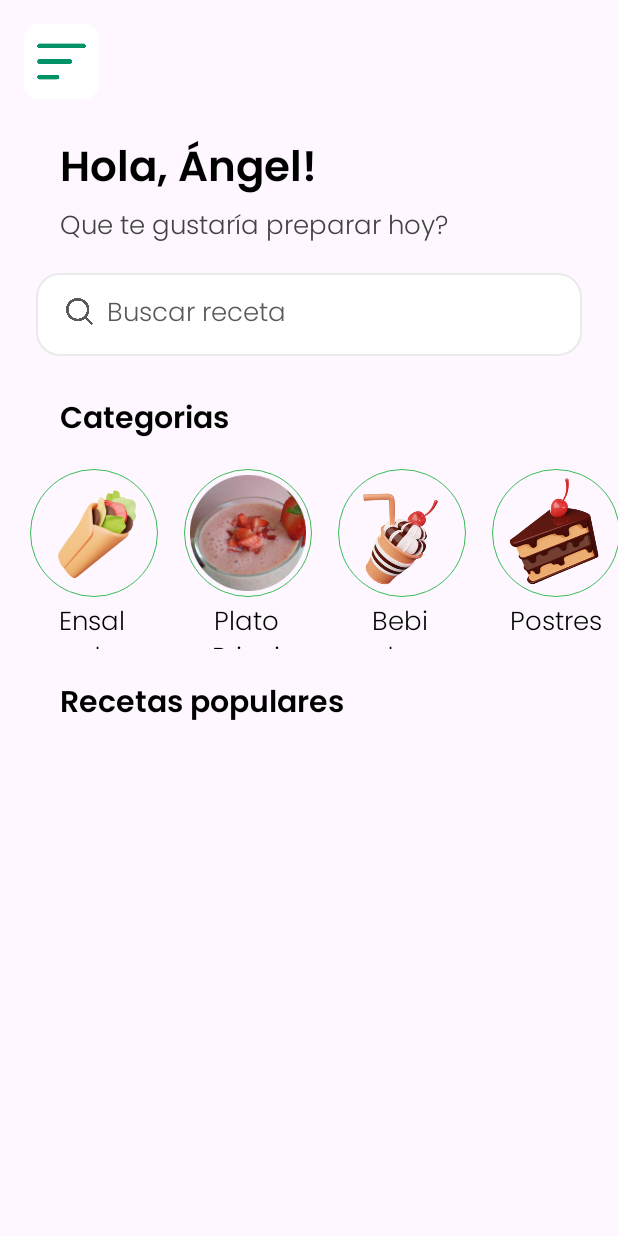
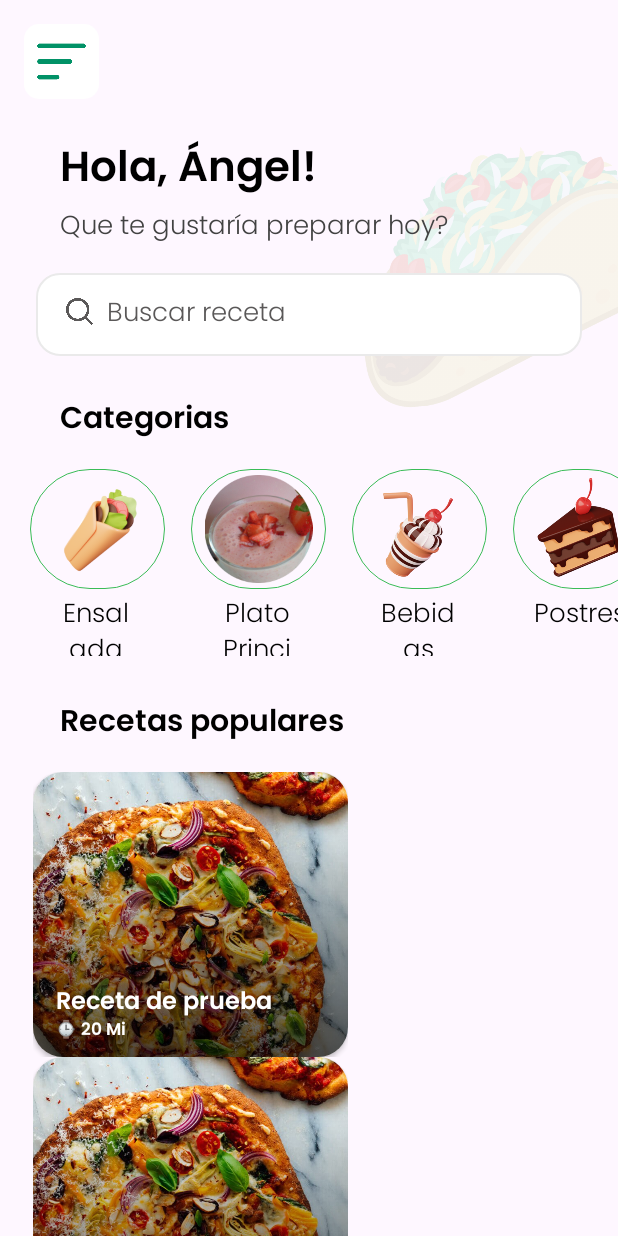
Before and after one commit to AngelMoldesM/ProyectoRecetas, an Android app: the layout fragment_home.xml on its own in the app's theme, with its tools: preview values and no code run, on a phone screen of 412 x 824 dp. Run offline under Robolectric (Android 15) with nearby library versions, the phone set to English and light mode, and no system bars.

Commit message:
WIP RecycleView

```diff
--- a/app/src/main/res/layout/fragment_home.xml
+++ b/app/src/main/res/layout/fragment_home.xml
@@ -18,7 +18,7 @@
         app:srcCompat="@drawable/menu_home" />
 
     <!--aqui un fondo viene bien, revisar-->
-<!--    <ImageView
+  <ImageView
         android:id="@+id/imageView2"
         android:layout_width="190dp"
         android:layout_height="190dp"
@@ -27,7 +27,7 @@
         android:rotation="-10"
         app:layout_constraintEnd_toEndOf="parent"
         app:layout_constraintTop_toTopOf="parent"
-        app:srcCompat="@drawable/home_assest1" />-->
+        app:srcCompat="@drawable/home_assest1" />
 
 
     <TextView
@@ -108,7 +108,7 @@
 
         <RelativeLayout
             android:layout_width="match_parent"
-            android:layout_height="135dp"
+            android:layout_height="140dp"
             android:orientation="vertical"
             android:paddingLeft="20dp"
             android:paddingRight="20dp">
@@ -210,11 +210,13 @@
         </RelativeLayout>
     </HorizontalScrollView>
 
+    <!--Mirar como implementar carrousel-->
+
     <TextView
         android:id="@+id/textView9"
         android:layout_width="270dp"
         android:layout_height="wrap_content"
-        android:layout_marginTop="20dp"
+        android:layout_marginTop="28dp"
         android:fontFamily="@font/poppins"
         android:text="@string/Recetas_populares"
         android:textColor="@color/black"
@@ -222,9 +224,8 @@
         app:layout_constraintStart_toStartOf="@+id/textView5"
         app:layout_constraintTop_toBottomOf="@+id/horizontalScrollView" />
 
-    <!--Mirar como implementar carrousel-->
-    <!--<androidx.recyclerview.widget.RecyclerView
-        android:id="@+id/seccion_popular"
+    <androidx.recyclerview.widget.RecyclerView
+        android:id="@+id/recyclerView"
         android:layout_width="match_parent"
         android:layout_height="0dp"
         android:layout_marginTop="15dp"
@@ -232,7 +233,7 @@
         app:layout_constraintEnd_toEndOf="parent"
         app:layout_constraintStart_toStartOf="parent"
         app:layout_constraintTop_toBottomOf="@+id/textView9"
-        tools:listitem="@layout/recetas_populares" />-->
-
+        tools:listitem="@layout/recetas_popular"
+        android:scrollbars="horizontal" />
 
 </androidx.constraintlayout.widget.ConstraintLayout>
--- /dev/null
+++ b/app/src/main/res/layout/recetas_popular.xml
@@ -0,0 +1,56 @@
+<?xml version="1.0" encoding="utf-8"?>
+<LinearLayout xmlns:android="http://schemas.android.com/apk/res/android"
+    xmlns:app="http://schemas.android.com/apk/res-auto"
+    android:layout_width="wrap_content"
+    android:layout_height="wrap_content"
+    android:layout_marginStart="22dp"
+    android:orientation="horizontal">
+
+    <androidx.cardview.widget.CardView
+        android:layout_width="210dp"
+        android:layout_height="190dp"
+        app:cardCornerRadius="20dp">
+
+        <ImageView
+            android:id="@+id/popular_img"
+            android:layout_width="wrap_content"
+            android:layout_height="match_parent"
+            android:foreground="?android:attr/selectableItemBackground"
+            android:scaleType="centerCrop"
+            android:src="@drawable/pizza_sample" />
+
+        <ImageView
+            android:id="@+id/img_gradient"
+            android:layout_width="match_parent"
+            android:layout_height="150dp"
+            android:layout_gravity="bottom"
+            android:src="@drawable/image_btm_overlay" />
+
+        <TextView
+            android:id="@+id/popular_txt"
+            android:layout_width="wrap_content"
+            android:layout_height="wrap_content"
+            android:layout_gravity="bottom"
+            android:fontFamily="@font/poppins"
+            android:paddingStart="15dp"
+            android:paddingEnd="15dp"
+            android:paddingBottom="22dp"
+            android:text="@string/nombre_receta"
+            android:textColor="@color/white"
+            android:textSize="16sp" />
+
+        <TextView
+            android:id="@+id/popular_time"
+            android:layout_width="wrap_content"
+            android:layout_height="wrap_content"
+            android:layout_gravity="bottom"
+            android:layout_marginStart="15dp"
+            android:layout_marginBottom="7dp"
+            android:fontFamily="@font/poppins"
+            android:maxLength="7"
+            android:text="⌚ 20 Mins"
+            android:textColor="@color/white"
+            android:textSize="11sp" />
+
+    </androidx.cardview.widget.CardView>
+</LinearLayout>
--- a/app/src/main/res/values/strings.xml
+++ b/app/src/main/res/values/strings.xml
@@ -11,4 +11,5 @@
     <string name="Plato_principal">Plato Principal</string>
     <string name="Bebidas">Bebidas</string>
     <string name="Postres">Postres</string>
+    <string name="nombre_receta">Receta de prueba</string>
 </resources>
--- a/app/src/main/res/values/styles.xml
+++ b/app/src/main/res/values/styles.xml
@@ -1,8 +1,8 @@
 <?xml version="1.0" encoding="utf-8"?>
 <resources>
     <style name="my_Style">
-        <item name="android:layout_width">85dp</item>
-        <item name="android:layout_height">85dp</item>
+        <item name="android:layout_width">90dp</item>
+        <item name="android:layout_height">80dp</item>
         <item name="android:padding">4dp</item>
         <item name="android:layout_marginTop">15dp</item>
         <item name="android:textColor">#F80000</item>
```
Also changed, not shown: app/build.gradle.kts (+9 -0 lines), app/src/main/java/com/example/proyectorecetas/HomeFragment.kt (+27 -44 lines), app/src/main/java/com/example/proyectorecetas/PopularAdapter.kt (added, +41 -0 lines), app/src/main/java/com/example/proyectorecetas/Receta.kt (+13 -25 lines).
